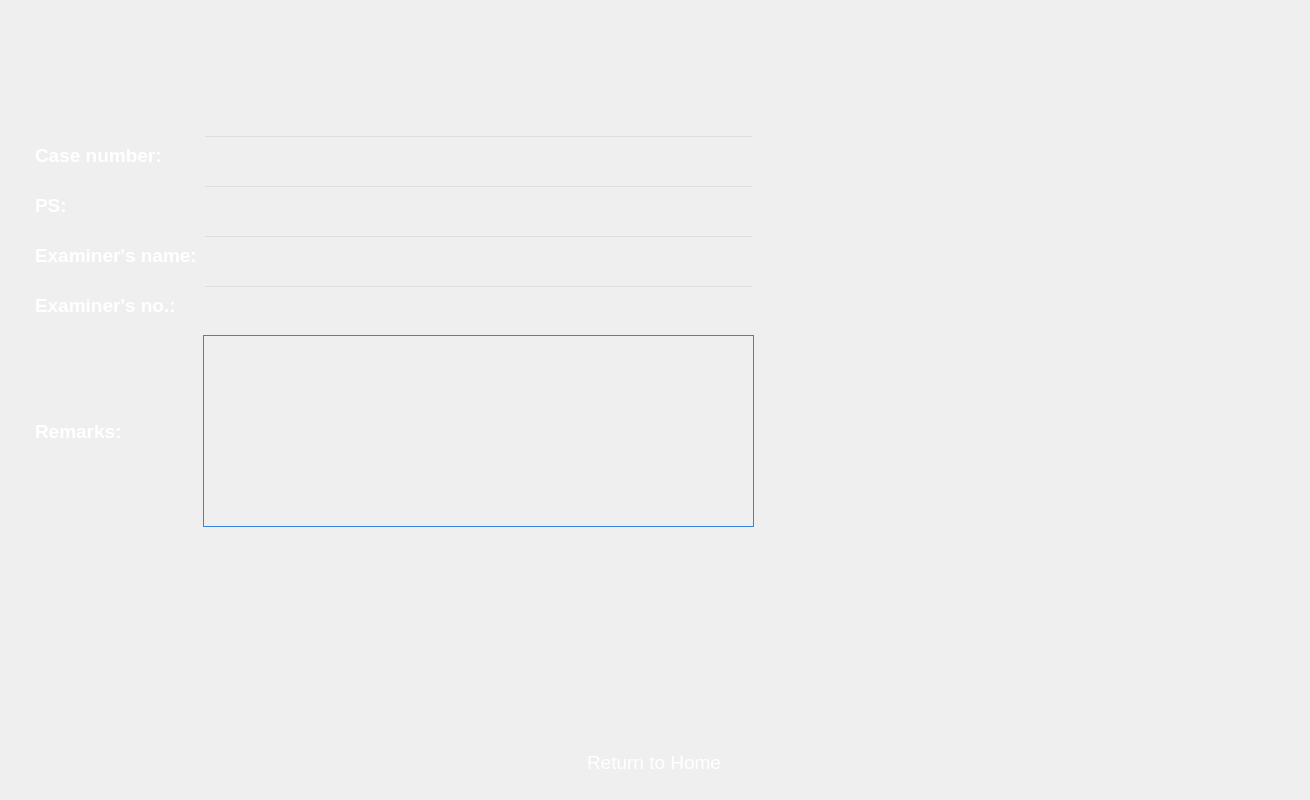
Above: forms/Page_2.ui from apollo-k22/FaceAI-Product before the change. Below: the same form after it.
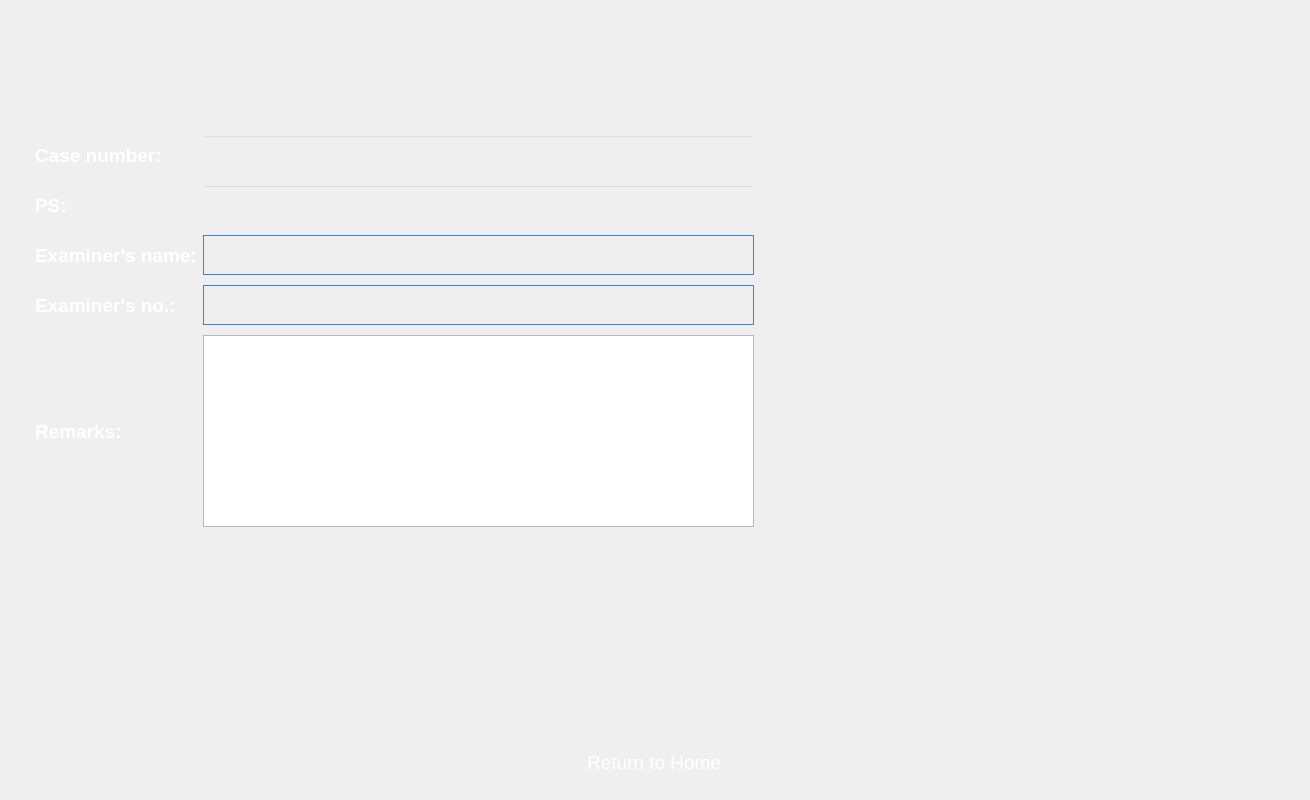
That is the form after the change. Icons and pictures are not drawn.

Commit message: added status bar for showing expired status. converted confidence type to **.**% added sort function for results. fixed remarks field's multiline.

```diff
--- a/forms/Page_2.ui
+++ b/forms/Page_2.ui
@@ -288,7 +288,7 @@
            <property name="styleSheet">
             <string notr="true">background-color: #3E536A;
 color: rgb(255, 255, 255);
-background:transparent;</string>
+background:transparent;border: 1px solid rgb(53, 132, 228);</string>
            </property>
           </widget>
          </item>
@@ -333,7 +333,7 @@
            <property name="styleSheet">
             <string notr="true">background-color: #3E536A;
 color: rgb(255, 255, 255);
-background:transparent;</string>
+background:transparent;border: 1px solid rgb(53, 132, 228);</string>
            </property>
           </widget>
          </item>
@@ -361,22 +361,6 @@
            </property>
           </widget>
          </item>
-         <item row="4" column="1">
-          <widget class="QPlainTextEdit" name="leditRemarks">
-           <property name="minimumSize">
-            <size>
-             <width>500</width>
-             <height>100</height>
-            </size>
-           </property>
-           <property name="styleSheet">
-            <string notr="true">background-color: #3E536A;
-color: rgb(255, 255, 255);
-background:transparent;
-border: 1px solid rgb(53, 132, 228);</string>
-           </property>
-          </widget>
-         </item>
          <item row="5" column="1">
           <spacer name="verticalSpacer_2">
            <property name="orientation">
@@ -390,6 +374,9 @@
            </property>
           </spacer>
          </item>
+         <item row="4" column="1">
+          <widget class="QTextEdit" name="teditRemarks"/>
+         </item>
         </layout>
        </item>
        <item>
```
The commit also changes 13 other files.
